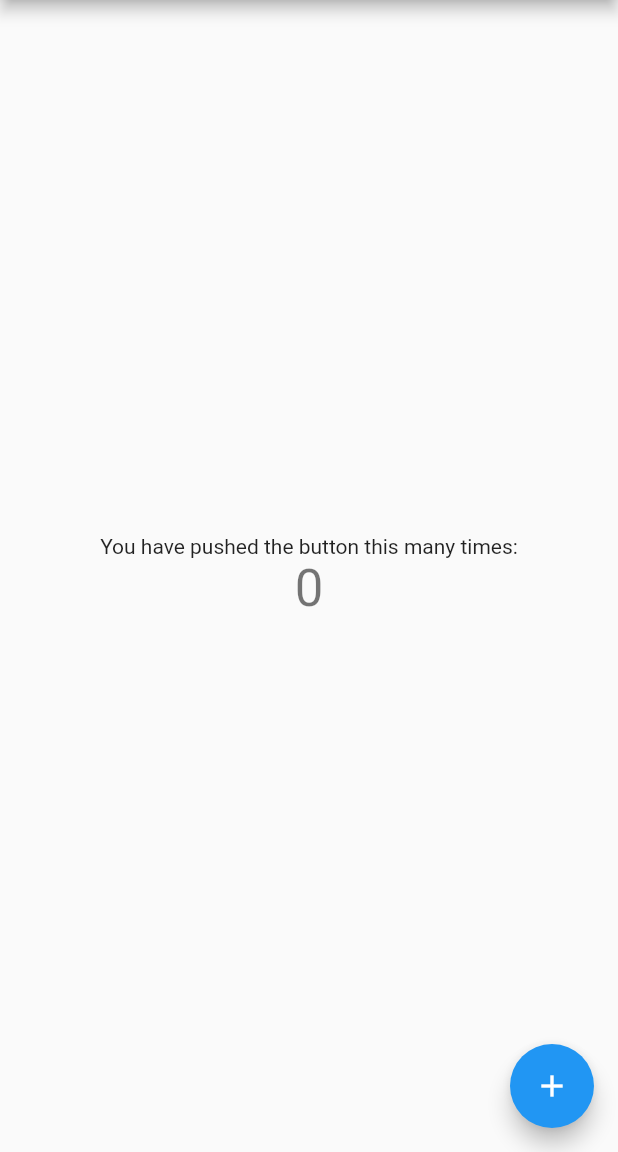
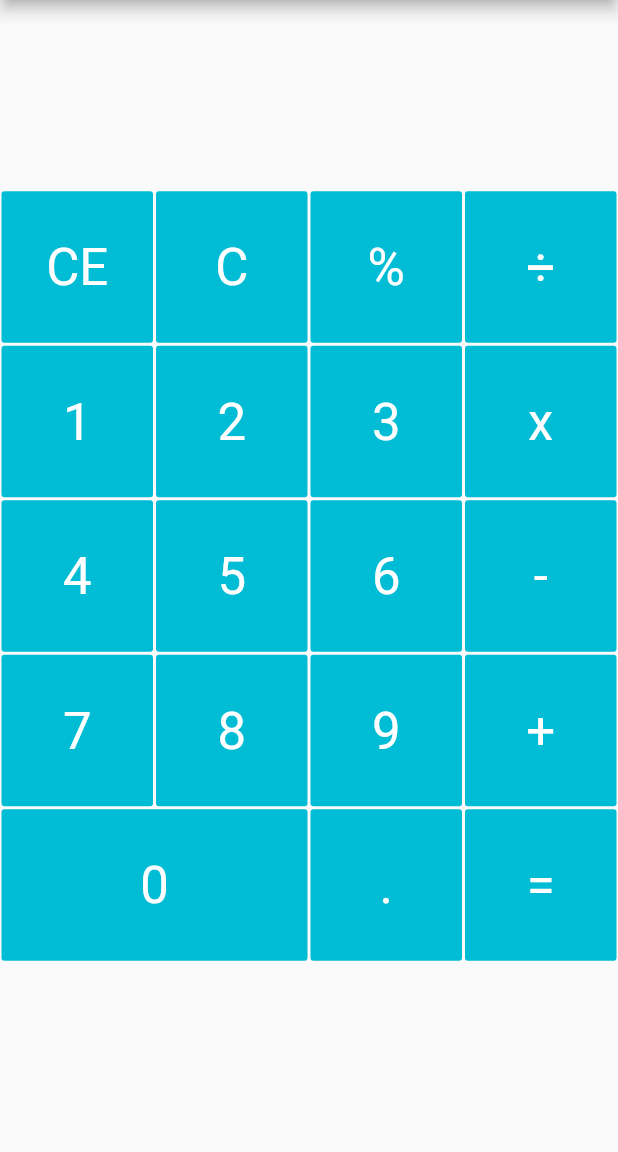
Before and after one commit to JoshKriesl/Calculator, a Flutter app: the screen it shows after launch, on a phone screen of 412 x 824 dp, the part 84-1236 px from its top. Run offline on Flutter 3.47's test engine with Material 2 defaults, Android fonts, the phone set to English and light mode, and no system bars.

Commit message:
KeyPad Layout

```diff
--- /dev/null
+++ b/lib/KeyPad.dart
@@ -0,0 +1,77 @@
+import 'package:flutter/material.dart';
+import 'package:flutter/services.dart';
+
+class KeyPad extends StatelessWidget {
+
+  @override
+  Widget build(BuildContext context) {
+    return Column(
+      children: <Widget>[
+        Row(
+          children: <Widget>[
+            CalcKey('CE'),
+            CalcKey('C'),
+            CalcKey('%'),
+            CalcKey('÷'),
+          ],
+        ),
+        Row(
+          children: <Widget>[
+            CalcKey('1'),
+            CalcKey('2'),
+            CalcKey('3'),
+            CalcKey('x'),
+          ],
+        ),
+        Row(
+          children: <Widget>[
+            CalcKey('4'),
+            CalcKey('5'),
+            CalcKey('6'),
+            CalcKey('-'),
+          ],
+        ),
+        Row(
+          children: <Widget>[
+            CalcKey('7'),
+            CalcKey('8'),
+            CalcKey('9'),
+            CalcKey('+'),
+          ],
+        ),
+        Row(
+          children: <Widget>[
+            CalcKey('0'),
+            CalcKey('.'),
+            CalcKey('='),
+          ],
+        )
+      ],
+    );
+  }
+}
+
+class CalcKey extends StatelessWidget {
+  CalcKey(this.symbol);
+
+  final String symbol;
+
+  @override
+  Widget build(BuildContext context) {
+    double size = MediaQuery.of(context).size.width / 4;
+    TextStyle style = Theme.of(context).textTheme.headline4.copyWith(color: Colors.white);
+
+    return Container(
+        width: symbol == '0' ? size * 2 : size,
+        padding: EdgeInsets.all(1),
+        height: size,
+        child: FlatButton(
+          color: Colors.cyan,
+          child: Text(symbol, style: style),
+          onPressed: () {
+            HapticFeedback.heavyImpact();
+          },
+        )
+    );
+  }
+}
--- a/lib/main.dart
+++ b/lib/main.dart
@@ -1,29 +1,23 @@
 import 'package:flutter/material.dart';
+import 'package:flutter/services.dart';
+import 'package:calculator/KeyPad.dart';
 
 void main() {
   runApp(MyApp());
 }
 
 class MyApp extends StatelessWidget {
-  // This widget is the root of your application.
+
+
   @override
   Widget build(BuildContext context) {
+    SystemChrome.setPreferredOrientations([DeviceOrientation.portraitUp]);
+
     return MaterialApp(
       title: 'Flutter Demo',
+      debugShowCheckedModeBanner: false,
       theme: ThemeData(
-        // This is the theme of your application.
-        //
-        // Try running your application with "flutter run". You'll see the
-        // application has a blue toolbar. Then, without quitting the app, try
-        // changing the primarySwatch below to Colors.green and then invoke
-        // "hot reload" (press "r" in the console where you ran "flutter run",
-        // or simply save your changes to "hot reload" in a Flutter IDE).
-        // Notice that the counter didn't reset back to zero; the application
-        // is not restarted.
         primarySwatch: Colors.blue,
-        // This makes the visual density adapt to the platform that you run
-        // the app on. For desktop platforms, the controls will be smaller and
-        // closer together (more dense) than on mobile platforms.
         visualDensity: VisualDensity.adaptivePlatformDensity,
       ),
       home: MyHomePage(title: 'Flutter Demo Home Page'),
@@ -33,16 +27,6 @@ class MyApp extends StatelessWidget {
 
 class MyHomePage extends StatefulWidget {
   MyHomePage({Key key, this.title}) : super(key: key);
-
-  // This widget is the home page of your application. It is stateful, meaning
-  // that it has a State object (defined below) that contains fields that affect
-  // how it looks.
-
-  // This class is the configuration for the state. It holds the values (in this
-  // case the title) provided by the parent (in this case the App widget) and
-  // used by the build method of the State. Fields in a Widget subclass are
-  // always marked "final".
-
   final String title;
 
   @override
@@ -50,68 +34,18 @@ class MyHomePage extends StatefulWidget {
 }
 
 class _MyHomePageState extends State<MyHomePage> {
-  int _counter = 0;
-
-  void _incrementCounter() {
-    setState(() {
-      // This call to setState tells the Flutter framework that something has
-      // changed in this State, which causes it to rerun the build method below
-      // so that the display can reflect the updated values. If we changed
-      // _counter without calling setState(), then the build method would not be
-      // called again, and so nothing would appear to happen.
-      _counter++;
-    });
-  }
-
   @override
   Widget build(BuildContext context) {
-    // This method is rerun every time setState is called, for instance as done
-    // by the _incrementCounter method above.
-    //
-    // The Flutter framework has been optimized to make rerunning build methods
-    // fast, so that you can just rebuild anything that needs updating rather
-    // than having to individually change instances of widgets.
     return Scaffold(
       appBar: AppBar(
-        // Here we take the value from the MyHomePage object that was created by
-        // the App.build method, and use it to set our appbar title.
         title: Text(widget.title),
       ),
-      body: Center(
-        // Center is a layout widget. It takes a single child and positions it
-        // in the middle of the parent.
-        child: Column(
-          // Column is also a layout widget. It takes a list of children and
-          // arranges them vertically. By default, it sizes itself to fit its
-          // children horizontally, and tries to be as tall as its parent.
-          //
-          // Invoke "debug painting" (press "p" in the console, choose the
-          // "Toggle Debug Paint" action from the Flutter Inspector in Android
-          // Studio, or the "Toggle Debug Paint" command in Visual Studio Code)
-          // to see the wireframe for each widget.
-          //
-          // Column has various properties to control how it sizes itself and
-          // how it positions its children. Here we use mainAxisAlignment to
-          // center the children vertically; the main axis here is the vertical
-          // axis because Columns are vertical (the cross axis would be
-          // horizontal).
-          mainAxisAlignment: MainAxisAlignment.center,
-          children: <Widget>[
-            Text(
-              'You have pushed the button this many times:',
-            ),
-            Text(
-              '$_counter',
-              style: Theme.of(context).textTheme.headline4,
-            ),
-          ],
-        ),
-      ),
-      floatingActionButton: FloatingActionButton(
-        onPressed: _incrementCounter,
-        tooltip: 'Increment',
-        child: Icon(Icons.add),
-      ), // This trailing comma makes auto-formatting nicer for build methods.
+      body: Column(
+        mainAxisAlignment: MainAxisAlignment.center,
+        children: <Widget>[
+          KeyPad()
+        ],
+      )
     );
   }
 }
```
